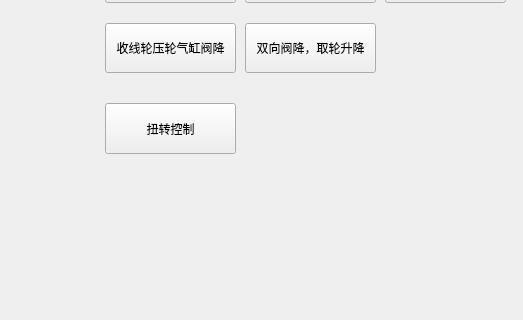
The window that ui/blanking/blanking.ui (1634609456/qt) describes before a commit, drawn with Qt 5; both pictures show x 805 to 1328 and y 507 to 827 of the 1328 by 827 pixel window.
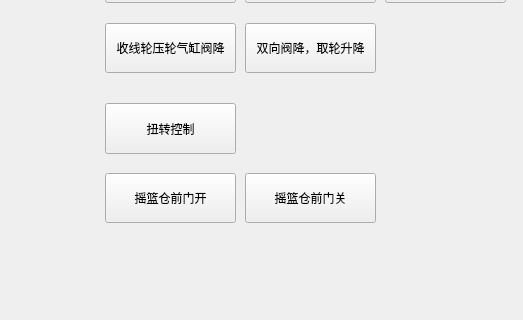
The same window after the commit.

Commit message: 新增摇篮仓门

Diff of the .ui file:
```diff
--- a/ui/blanking/blanking.ui
+++ b/ui/blanking/blanking.ui
@@ -1102,6 +1102,38 @@
     <string>扭转控制</string>
    </property>
   </widget>
+  <widget class="QPushButton" name="pushButton_34">
+   <property name="geometry">
+    <rect>
+     <x>910</x>
+     <y>680</y>
+     <width>131</width>
+     <height>50</height>
+    </rect>
+   </property>
+   <property name="styleSheet">
+    <string notr="true"/>
+   </property>
+   <property name="text">
+    <string>摇篮仓前门开</string>
+   </property>
+  </widget>
+  <widget class="QPushButton" name="pushButton_35">
+   <property name="geometry">
+    <rect>
+     <x>1050</x>
+     <y>680</y>
+     <width>131</width>
+     <height>50</height>
+    </rect>
+   </property>
+   <property name="styleSheet">
+    <string notr="true"/>
+   </property>
+   <property name="text">
+    <string>摇篮仓前门关</string>
+   </property>
+  </widget>
  </widget>
  <resources/>
  <connections/>
```
The commit also changes 2 other files.
